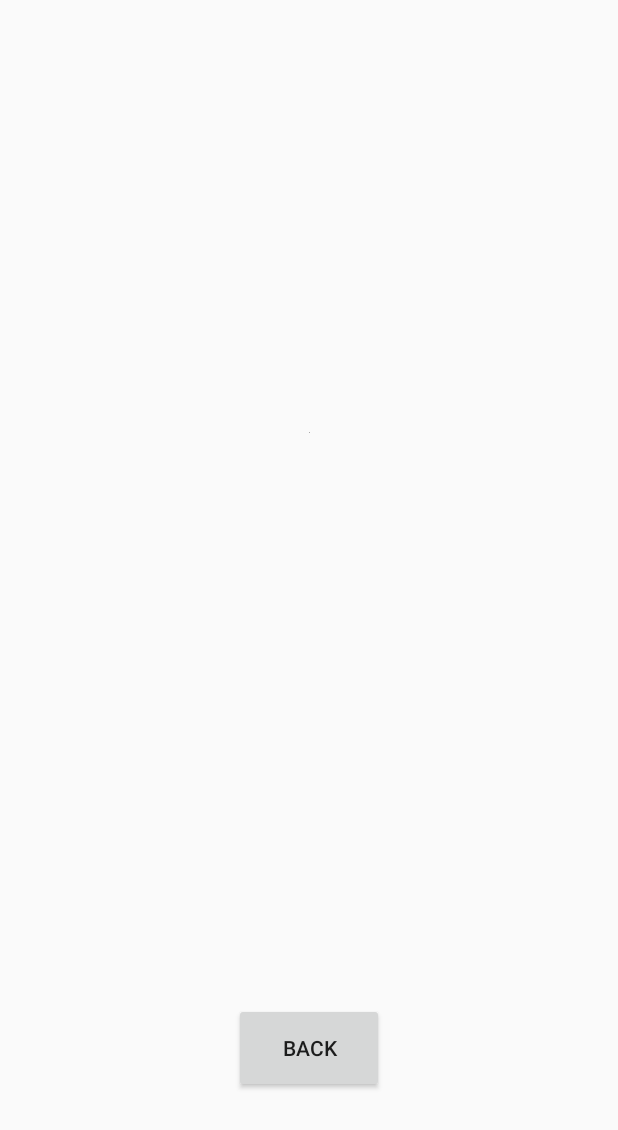
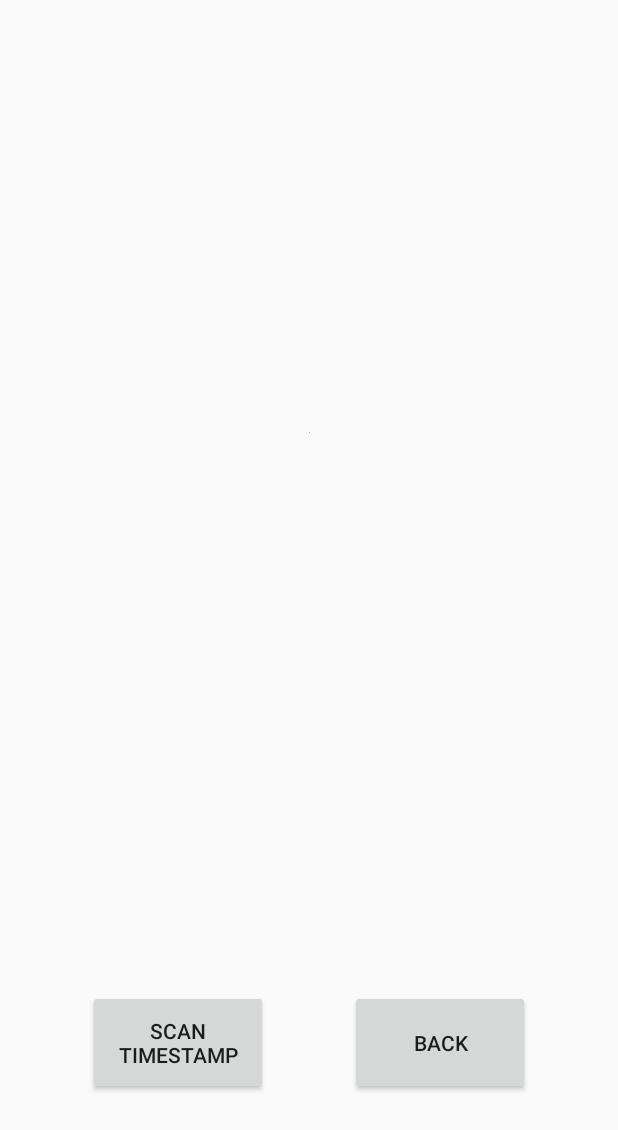
Before and after one commit to wchoiac/DIP1, an Android app: the ViewQrActivity screen opened directly, with no data from a screen before it, on a phone screen of 412 x 824 dp. Shown: the top 1130 px of the screen. Run offline under Robolectric (Android 15) with nearby library versions, the phone set to English and light mode, and no system bars; libraries missing offline, so code that uses them is left out: org.spongycastle.crypto, org.spongycastle.jce, org.spongycastle.util; 10 statements that could not run were skipped.

Commit message:
UserApp and ValidatorClient updated (added timestamp read func)

```diff
--- a/UserApp/app/build.gradle
+++ b/UserApp/app/build.gradle
@@ -39,4 +39,5 @@ dependencies {
     implementation group: 'com.google.zxing', name: 'core', version: '3.3.3'
     implementation group: 'com.journeyapps', name: 'zxing-android-embedded', version: '3.6.0'
     implementation group: 'org.apache.commons', name: 'commons-lang3', version: '3.8.1'
+    implementation 'com.beust:klaxon:5.0.1'
 }
--- a/UserApp/app/src/main/java/xyz/medirec/medirec/ViewQrActivity.kt
+++ b/UserApp/app/src/main/java/xyz/medirec/medirec/ViewQrActivity.kt
@@ -11,8 +11,6 @@ import android.widget.Toast
 import android.nfc.NfcAdapter
 import android.nfc.NfcEvent
 import android.nfc.NdefRecord
-
-
 
 
 class ViewQrActivity : AppCompatActivity(), NfcAdapter.CreateNdefMessageCallback {
@@ -34,20 +32,21 @@ class ViewQrActivity : AppCompatActivity(), NfcAdapter.CreateNdefMessageCallback
         val mAdapter = NfcAdapter.getDefaultAdapter(this)
 
         var toastText = "Please scan QR code or tap NFC reader."
-        if (mAdapter == null) {
-            toastText = "This device does not have NFC function.\nPlease use QR code."
-        } else if (!mAdapter.isEnabled) {
-            toastText = "Please enable NFC or use QR code."
-        } else {
-            mAdapter.setNdefPushMessageCallback(null, this)
+        when {
+            mAdapter == null -> toastText = "This device does not have NFC function.\nPlease use QR code."
+            !mAdapter.isEnabled -> toastText = "Please enable NFC or use QR code."
+            else -> mAdapter.setNdefPushMessageCallback(null, this)
         }
         Toast.makeText(this, toastText, Toast.LENGTH_LONG).show()
 
         GoToMenuButton.setOnClickListener {
             goToMenu()
         }
+
+        scanTimestamp.setOnClickListener {
+            startActivity(Intent(this, ScanTimestampActivity::class.java))
+        }
     }
-
 
     override fun onBackPressed() {
         goToMenu()
--- a/UserApp/app/src/main/res/layout/activity_view_qr.xml
+++ b/UserApp/app/src/main/res/layout/activity_view_qr.xml
@@ -10,13 +10,20 @@
         tools:context=".ViewQrActivity"
 >
 
-    <Button
-            android:layout_width="wrap_content"
-            android:layout_height="wrap_content"
+    <Button android:layout_width="wrap_content" android:layout_height="wrap_content"
+            android:id="@+id/scanTimestamp" app:layout_constraintLeft_toLeftOf="parent"
+            app:layout_constraintTop_toTopOf="parent" app:layout_constraintBottom_toBottomOf="parent"
+            app:layout_constraintVertical_bias="0.875" app:layout_constraintHorizontal_bias="0.2"
+            app:layout_constraintRight_toRightOf="parent"
+            android:height="70dp" android:width="120dp" android:text="@string/scanTimestamp"/>
+
+    <Button android:layout_width="wrap_content" android:layout_height="wrap_content"
             android:id="@+id/GoToMenuButton" app:layout_constraintLeft_toLeftOf="parent"
             app:layout_constraintTop_toTopOf="parent" app:layout_constraintBottom_toBottomOf="parent"
-            app:layout_constraintVertical_bias="0.875" app:layout_constraintRight_toRightOf="parent"
-            android:height="60dp" android:width="100dp" android:text="@string/back"/>
+            app:layout_constraintVertical_bias="0.875" app:layout_constraintHorizontal_bias="0.8"
+            app:layout_constraintRight_toRightOf="parent"
+            android:height="70dp" android:width="120dp" android:text="@string/back"/>
+
     <ImageView
             android:layout_width="wrap_content"
             android:layout_height="wrap_content" app:srcCompat="@android:color/darker_gray"
--- a/UserApp/app/src/main/res/values/strings.xml
+++ b/UserApp/app/src/main/res/values/strings.xml
@@ -31,4 +31,5 @@
     <string name="discard">Discard</string>
     <string name="exportID">Export\nIdentity</string>
     <string name="importID">Import\nIdentity</string>
+    <string name="scanTimestamp">Scan Timestamp</string>
 </resources>
--- a/ValidatorClient/src/main/kotlin/main/Main.kt
+++ b/ValidatorClient/src/main/kotlin/main/Main.kt
@@ -6,7 +6,7 @@ import viewmodel.SceneManager
 
 class Main : Application() {
     override fun start(primaryStage: Stage) {
-        SceneManager.setStage(primaryStage)
+        SceneManager.stage = primaryStage
         SceneManager.showLogInScene()
     }
 
--- a/ValidatorClient/src/main/kotlin/viewmodel/panes/AddHospitalPane.kt
+++ b/ValidatorClient/src/main/kotlin/viewmodel/panes/AddHospitalPane.kt
@@ -80,7 +80,7 @@ object AddHospitalPane : BorderPane() {
             fc.extensionFilters.clear()
             fc.extensionFilters.addAll(FileChooser.ExtensionFilter("pem files", "*.pem"))
 
-            val file = fc.showOpenDialog(SceneManager.getStage())
+            val file = fc.showOpenDialog(SceneManager.stage)
             if(file != null) {
                 publicKeyFile = file
                 publicKey = SecurityHelper.getPublicKeyFromPEM(file, "EC")
--- a/ValidatorClient/src/main/kotlin/viewmodel/panes/AddRemoveValidatorsPane.kt
+++ b/ValidatorClient/src/main/kotlin/viewmodel/panes/AddRemoveValidatorsPane.kt
@@ -69,7 +69,7 @@ object AddRemoveValidatorsPane : BorderPane() {
             fc.extensionFilters.clear()
             fc.extensionFilters.addAll(FileChooser.ExtensionFilter("pem files", "*.pem"))
             try {
-                val file = fc.showOpenDialog(SceneManager.getStage())
+                val file = fc.showOpenDialog(SceneManager.stage)
                 if (file != null) {
                     publicKeyFile = file
                     publicKey = SecurityHelper.getPublicKeyFromPEM(file, "EC")
--- a/ValidatorClient/src/main/kotlin/viewmodel/panes/LogInPane.kt
+++ b/ValidatorClient/src/main/kotlin/viewmodel/panes/LogInPane.kt
@@ -102,7 +102,7 @@ object LogInPane : BorderPane() {
             fc.initialDirectory = File(System.getProperty("user.home"))
             fc.extensionFilters.clear()
             fc.extensionFilters.addAll(FileChooser.ExtensionFilter("cer files", "*.cer"))
-            val file = fc.showOpenDialog(SceneManager.getStage())
+            val file = fc.showOpenDialog(SceneManager.stage)
             if(file != null) {
                 certFile = file
                 certFileLabel.text = file.name
@@ -145,13 +145,13 @@ object LogInPane : BorderPane() {
                         bis.close()
                     }
 
-                    Config.BASE_URL = "http${if(ssl.isSelected) "s" else ""}://$ip/api"
+                    Config.BASE_URL = "http${if(ssl.isSelected) "s" else ""}://$ip:443/api"
                     val currentTime = System.currentTimeMillis()
                     val response = "${Config.BASE_URL}/user/login"
                         .httpPost()
                         .header(mapOf("Content-Type" to "application/json; charset=utf-8"))
                         .body("""{"username":"$username","password":"$password"}""", UTF_8)
-                        .timeout(500)
+                        .timeout(1000)
                         .responseString()
 
                     if(response.third.component1() != null && response.third.component1() != "") {
--- a/ValidatorClient/src/main/kotlin/viewmodel/panes/ViewHospitalsPane.kt
+++ b/ValidatorClient/src/main/kotlin/viewmodel/panes/ViewHospitalsPane.kt
@@ -73,7 +73,7 @@ object ViewHospitalsPane : BorderPane() {
                     val dirChooser = DirectoryChooser()
                     dirChooser.title = "Choose directory to export"
                     dirChooser.initialDirectory = File(System.getProperty("user.home"))
-                    val directory = dirChooser.showDialog(SceneManager.getStage())
+                    val directory = dirChooser.showDialog(SceneManager.stage)
                     if(directory != null) {
                         val btnResponse = "${Config.BASE_URL}/medical-org/get-certificate"
                             .httpPost()
```
Also changed, not shown: UserApp/app/src/main/AndroidManifest.xml (+17 -9 lines), UserApp/app/src/main/java/xyz/medirec/medirec/ScanTimestampActivity.kt (added, +57 -0 lines), UserApp/app/src/main/res/layout/activity_scan_timestamp.xml (added, +10 -0 lines), ValidatorClient/src/main/kotlin/viewmodel/SceneManager.kt (+12 -15 lines), ValidatorClient/src/main/kotlin/viewmodel/panes/PatientInfoPane.kt (+9 -0 lines).
